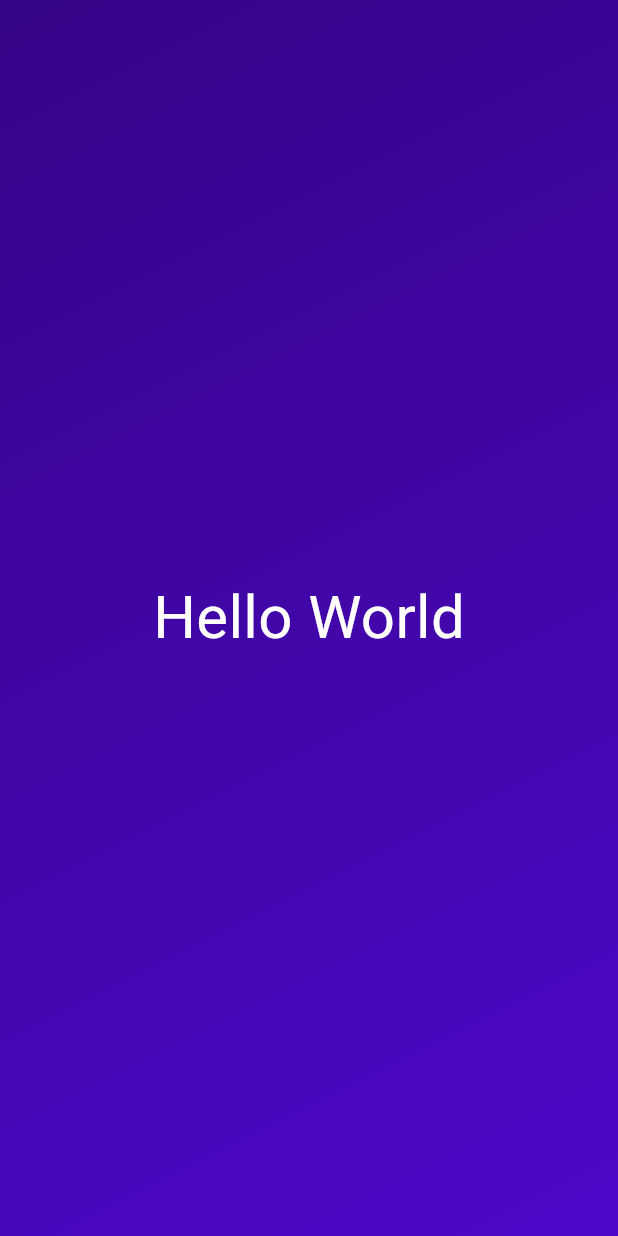
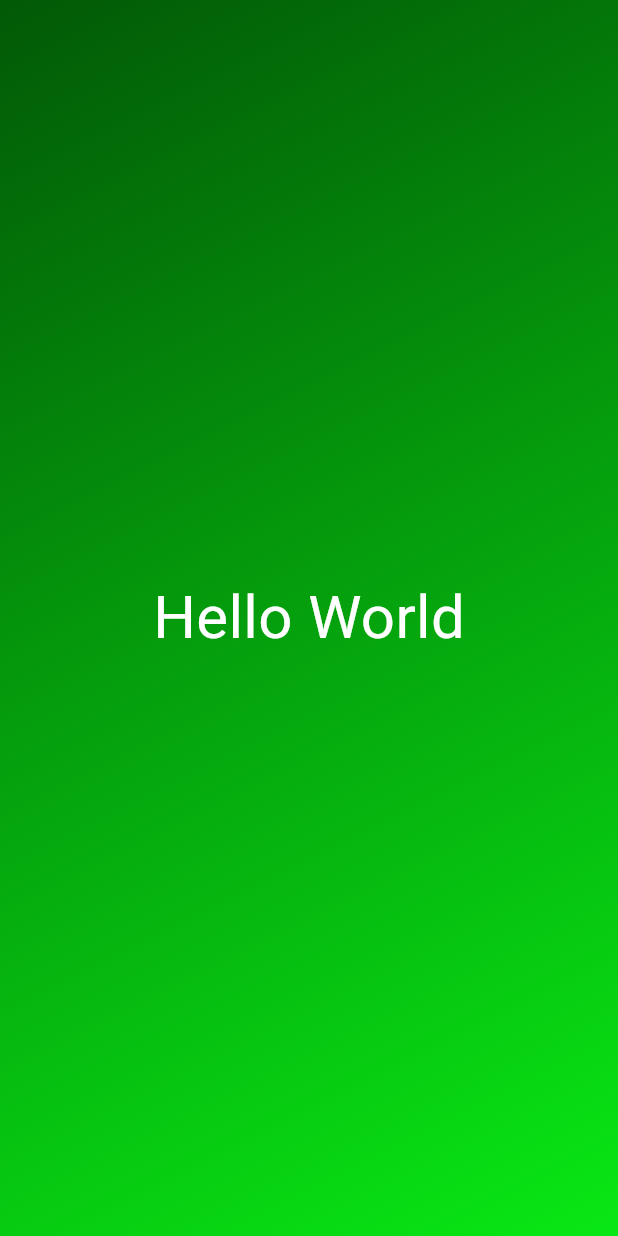
Before and after one commit to rai0910/flutter_projects, a Flutter app: the screen it shows after launch, on a phone screen of 412 x 824 dp. Run offline on Flutter 3.47's test engine with Material 3 defaults, Android fonts, the phone set to English and light mode, and no system bars.

Commit message:
App color changed

```diff
--- a/second_app/lib/gradiant_container.dart
+++ b/second_app/lib/gradiant_container.dart
@@ -4,17 +4,20 @@ import 'package:second_app/styles_text.dart';
 var startAllignment = Alignment.topLeft;
 var endAllignment = Alignment.bottomRight;
 
+
+
 class GradiantContainer extends StatelessWidget {
-  const GradiantContainer({super.key});
+  const GradiantContainer(this.color1,this.color2,{super.key});
+
+final Color color1;
+final Color color2;
+
   @override
   Widget build(context) {
     return Container(
           decoration: BoxDecoration(
               gradient: (LinearGradient(
-            colors: [
-              const Color.fromARGB(255, 53, 5, 136),
-              Color.fromARGB(255, 78, 7, 200),
-            ],
+            colors: [color1,color2],
             begin: startAllignment,
             end: endAllignment,
           ))),
@@ -25,3 +28,25 @@ class GradiantContainer extends StatelessWidget {
   }
 
 }
+
+// class GradiantContainer extends StatelessWidget {
+//   const GradiantContainer({super.key, required this.colors});
+
+//   final List<Color> colors;
+
+//   @override
+//   Widget build(context) {
+//     return Container(
+//           decoration: BoxDecoration(
+//               gradient: (LinearGradient(
+//             colors: colors,
+//             begin: startAllignment,
+//             end: endAllignment,
+//           ))),
+//           child: Center(
+//             child: StylesText('Hello World'),
+//           ),
+//         );
+//   }
+
+// }
--- a/second_app/lib/main.dart
+++ b/second_app/lib/main.dart
@@ -6,7 +6,10 @@ void main() {
     MaterialApp(
       home: Scaffold(
         backgroundColor: Colors.red,
-        body: GradiantContainer(),
+        body: GradiantContainer(
+            Color.fromARGB(255, 2, 89, 6),
+            Color.fromARGB(255, 8, 232, 20)
+            ),
       ),
     ),
   );
```
